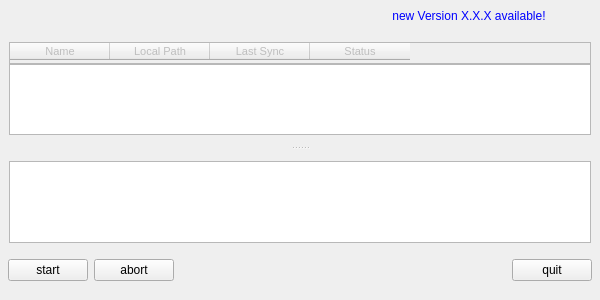
Above: trunk/Client/src/QtClient/qtClient.ui from psieg/MyCloud before the change. Below: the same form after it.
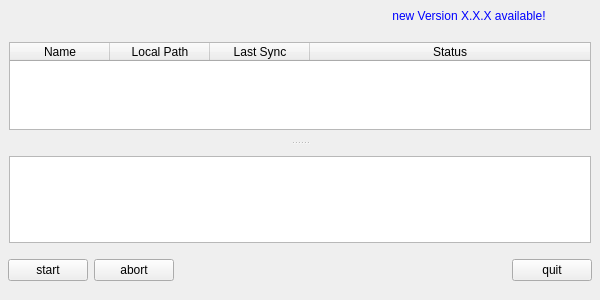
That is the form after the change. Icons and pictures are not drawn.

Commit message: Add UI to view Filters for Syncs (#6) - Update Main Window TableWidget - Add File and Folder Icon - Add TableWidget to SyncDialog to display filters - Refactoring: remove get_filters as it is only db_list_filter_sid

Patch:
```diff
--- a/trunk/Client/src/QtClient/qtClient.ui
+++ b/trunk/Client/src/QtClient/qtClient.ui
@@ -256,71 +256,6 @@
         <property name="rightMargin">
          <number>9</number>
         </property>
-        <item>
-         <widget class="QTableWidget" name="tableHeaderWidget">
-          <property name="enabled">
-           <bool>false</bool>
-          </property>
-          <property name="sizePolicy">
-           <sizepolicy hsizetype="Minimum" vsizetype="Fixed">
-            <horstretch>0</horstretch>
-            <verstretch>0</verstretch>
-           </sizepolicy>
-          </property>
-          <property name="maximumSize">
-           <size>
-            <width>16777215</width>
-            <height>22</height>
-           </size>
-          </property>
-          <property name="font">
-           <font>
-            <pointsize>8</pointsize>
-           </font>
-          </property>
-          <property name="focusPolicy">
-           <enum>Qt::NoFocus</enum>
-          </property>
-          <property name="defaultDropAction">
-           <enum>Qt::IgnoreAction</enum>
-          </property>
-          <property name="selectionMode">
-           <enum>QAbstractItemView::SingleSelection</enum>
-          </property>
-          <property name="textElideMode">
-           <enum>Qt::ElideRight</enum>
-          </property>
-          <attribute name="verticalHeaderVisible">
-           <bool>false</bool>
-          </attribute>
-          <attribute name="verticalHeaderDefaultSectionSize">
-           <number>20</number>
-          </attribute>
-          <attribute name="verticalHeaderHighlightSections">
-           <bool>false</bool>
-          </attribute>
-          <column>
-           <property name="text">
-            <string>Name</string>
-           </property>
-          </column>
-          <column>
-           <property name="text">
-            <string>Local Path</string>
-           </property>
-          </column>
-          <column>
-           <property name="text">
-            <string>Last Sync</string>
-           </property>
-          </column>
-          <column>
-           <property name="text">
-            <string>Status</string>
-           </property>
-          </column>
-         </widget>
-        </item>
         <item>
          <widget class="QTableWidget" name="tableWidget">
           <property name="sizePolicy">
@@ -332,10 +267,10 @@
           <property name="columnCount">
            <number>4</number>
           </property>
-          <attribute name="horizontalHeaderVisible">
-           <bool>false</bool>
-          </attribute>
           <attribute name="horizontalHeaderHighlightSections">
+           <bool>false</bool>
+          </attribute>
+          <attribute name="horizontalHeaderStretchLastSection">
            <bool>true</bool>
           </attribute>
           <attribute name="verticalHeaderVisible">
```
Left out of the diff: 12 changed lines with no effect on the pictures. The commit also changes 13 other files.
